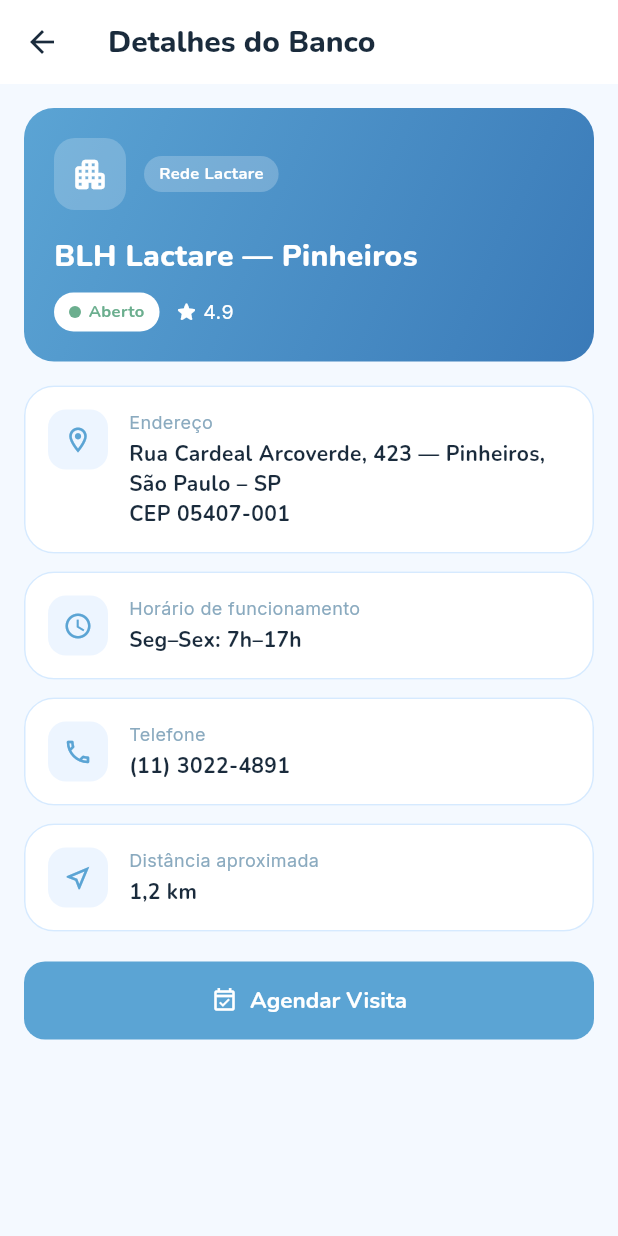
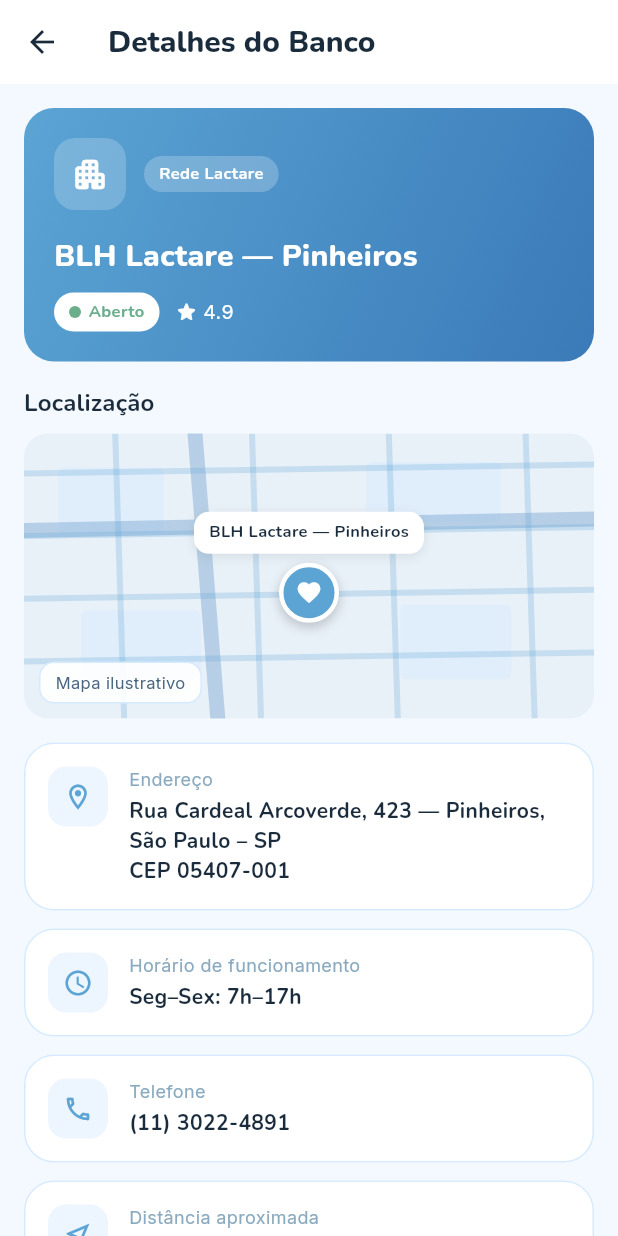
Before and after one commit to FredericoNakayama/NutriLink---Sprint-3-Flutter, a Flutter app: the BankDetailScreen screen opened directly with sample values from the repository, on a phone screen of 412 x 824 dp. Run offline on Flutter 3.47's test engine with Material 3 defaults, Android fonts, the phone set to English and light mode, and no system bars.

Commit message:
feat: mapa mockado e botao 'Ligar para agendar' no detalhe do banco
Adiciona url_launcher para abrir o discador (tel:) e um mapa ilustrativo
desenhado com CustomPainter (sem API).

Co-Authored-By: Claude Opus 4.8 <noreply@anthropic.com>

```diff
--- a/lib/screens/banks/bank_detail_screen.dart
+++ b/lib/screens/banks/bank_detail_screen.dart
@@ -1,21 +1,38 @@
 import 'package:flutter/material.dart';
+import 'package:url_launcher/url_launcher.dart';
 
 import '../../core/theme/app_colors.dart';
 import '../../models/milk_bank.dart';
 import '../../widgets/badges.dart';
+import '../../widgets/mock_map.dart';
 import '../../widgets/primary_button.dart';
-import '../appointment/appointment_form_screen.dart';
 
 /// Detalhes de um banco de leite, recebido por parâmetro a partir da listagem.
+///
+/// Inclui um mapa ilustrativo da localização e um botão que abre o discador do
+/// celular com o telefone do banco — o agendamento é feito por ligação, já que
+/// muitos bancos de leite do Brasil atendem apenas por telefone.
 class BankDetailScreen extends StatelessWidget {
   final MilkBank bank;
 
   const BankDetailScreen({super.key, required this.bank});
 
-  void _goToScheduling(BuildContext context) {
-    Navigator.of(context).push(
-      MaterialPageRoute(builder: (_) => AppointmentFormScreen(bank: bank)),
-    );
+  Future<void> _callBank(BuildContext context) async {
+    // Mantém apenas os dígitos para compor o esquema tel:.
+    final digits = bank.phone.replaceAll(RegExp(r'[^0-9]'), '');
+    final uri = Uri(scheme: 'tel', path: digits);
+
+    final launched = await launchUrl(uri, mode: LaunchMode.externalApplication);
+    if (!launched && context.mounted) {
+      ScaffoldMessenger.of(context)
+        ..hideCurrentSnackBar()
+        ..showSnackBar(
+          SnackBar(
+            content: Text('Não foi possível abrir o discador. Ligue para ${bank.phone}.'),
+            backgroundColor: AppColors.warning,
+          ),
+        );
+    }
   }
 
   @override
@@ -113,6 +130,13 @@ class BankDetailScreen extends StatelessWidget {
             ),
           ),
           const SizedBox(height: 16),
+
+          // Mapa ilustrativo da localização.
+          Text('Localização', style: Theme.of(context).textTheme.titleMedium),
+          const SizedBox(height: 8),
+          MockMapView(label: bank.name, accent: accent),
+          const SizedBox(height: 16),
+
           _InfoTile(
             icon: Icons.location_on_outlined,
             title: 'Endereço',
@@ -134,11 +158,35 @@ class BankDetailScreen extends StatelessWidget {
             value: bank.distance,
           ),
           const SizedBox(height: 8),
+
+          // O agendamento é feito por telefone (abre o discador do celular).
+          Container(
+            padding: const EdgeInsets.all(14),
+            margin: const EdgeInsets.only(bottom: 12),
+            decoration: BoxDecoration(
+              color: AppColors.surfaceTint,
+              borderRadius: BorderRadius.circular(16),
+              border: Border.all(color: AppColors.border),
+            ),
+            child: Row(
+              children: [
+                const Icon(Icons.info_outline, size: 18, color: AppColors.primaryDark),
+                const SizedBox(width: 10),
+                Expanded(
+                  child: Text(
+                    'O agendamento da visita é feito diretamente com o banco '
+                    'por telefone. Toque abaixo para ligar.',
+                    style: Theme.of(context).textTheme.bodySmall,
+                  ),
+                ),
+              ],
+            ),
+          ),
           PrimaryButton(
-            label: 'Agendar Visita',
-            icon: Icons.event_available_outlined,
+            label: 'Ligar para agendar',
+            icon: Icons.phone,
             color: accent,
-            onPressed: () => _goToScheduling(context),
+            onPressed: () => _callBank(context),
           ),
         ],
       ),
--- /dev/null
+++ b/lib/widgets/mock_map.dart
@@ -0,0 +1,162 @@
+import 'package:flutter/material.dart';
+
+import '../core/theme/app_colors.dart';
+
+/// Mapa ilustrativo (mockado) que posiciona o banco selecionado.
+///
+/// Não usa API de mapas: o traçado de ruas e quarteirões é desenhado com um
+/// [CustomPainter], e um pin marca a localização aproximada do banco.
+class MockMapView extends StatelessWidget {
+  final String label;
+  final Color accent;
+
+  const MockMapView({
+    super.key,
+    required this.label,
+    this.accent = AppColors.primary,
+  });
+
+  @override
+  Widget build(BuildContext context) {
+    return ClipRRect(
+      borderRadius: BorderRadius.circular(16),
+      child: Container(
+        height: 190,
+        color: const Color(0xFFE8F0F8),
+        child: Stack(
+          children: [
+            // Traçado de ruas e quarteirões.
+            Positioned.fill(
+              child: CustomPaint(painter: _StreetsPainter()),
+            ),
+
+            // Pin central com rótulo do banco.
+            Align(
+              alignment: const Alignment(0, -0.1),
+              child: Column(
+                mainAxisSize: MainAxisSize.min,
+                children: [
+                  Container(
+                    padding:
+                        const EdgeInsets.symmetric(horizontal: 10, vertical: 6),
+                    margin: const EdgeInsets.only(bottom: 6),
+                    decoration: BoxDecoration(
+                      color: Colors.white,
+                      borderRadius: BorderRadius.circular(10),
+                      boxShadow: [
+                        BoxShadow(
+                          color: Colors.black.withValues(alpha: 0.08),
+                          blurRadius: 6,
+                          offset: const Offset(0, 2),
+                        ),
+                      ],
+                    ),
+                    child: Text(
+                      label,
+                      style: const TextStyle(
+                        fontFamily: 'Nunito',
+                        fontWeight: FontWeight.w700,
+                        fontSize: 11,
+                        color: AppColors.textStrong,
+                      ),
+                    ),
+                  ),
+                  Container(
+                    height: 40,
+                    width: 40,
+                    decoration: BoxDecoration(
+                      color: accent,
+                      shape: BoxShape.circle,
+                      border: Border.all(color: Colors.white, width: 3),
+                      boxShadow: [
+                        BoxShadow(
+                          color: Colors.black.withValues(alpha: 0.2),
+                          blurRadius: 6,
+                          offset: const Offset(0, 3),
+                        ),
+                      ],
+                    ),
+                    child: const Icon(Icons.favorite, color: Colors.white, size: 18),
+                  ),
+                ],
+              ),
+            ),
+
+            // Legenda de mapa ilustrativo.
+            Positioned(
+              left: 10,
+              bottom: 10,
+              child: Container(
+                padding: const EdgeInsets.symmetric(horizontal: 10, vertical: 5),
+                decoration: BoxDecoration(
+                  color: Colors.white.withValues(alpha: 0.9),
+                  borderRadius: BorderRadius.circular(10),
+                  border: Border.all(color: AppColors.border),
+                ),
+                child: const Text(
+                  'Mapa ilustrativo',
+                  style: TextStyle(
+                    fontFamily: 'Inter',
+                    fontSize: 11,
+                    color: AppColors.textMuted,
+                  ),
+                ),
+              ),
+            ),
+          ],
+        ),
+      ),
+    );
+  }
+}
+
+class _StreetsPainter extends CustomPainter {
+  @override
+  void paint(Canvas canvas, Size size) {
+    final block = Paint()..color = const Color(0xFFD6EAFF).withValues(alpha: 0.45);
+    final wideStreet = Paint()
+      ..color = const Color(0xFF3A7AB8).withValues(alpha: 0.28)
+      ..strokeWidth = 10
+      ..strokeCap = StrokeCap.round;
+    final thinStreet = Paint()
+      ..color = const Color(0xFF5BA4D4).withValues(alpha: 0.25)
+      ..strokeWidth = 4;
+
+    // Quarteirões.
+    final blocks = [
+      Rect.fromLTWH(size.width * 0.06, size.height * 0.12, 70, 44),
+      Rect.fromLTWH(size.width * 0.60, size.height * 0.10, 90, 40),
+      Rect.fromLTWH(size.width * 0.10, size.height * 0.62, 80, 46),
+      Rect.fromLTWH(size.width * 0.66, size.height * 0.60, 74, 50),
+    ];
+    for (final r in blocks) {
+      canvas.drawRRect(
+        RRect.fromRectAndRadius(r, const Radius.circular(4)),
+        block,
+      );
+    }
+
+    // Avenidas largas (diagonais e horizontais).
+    canvas.drawLine(
+      Offset(0, size.height * 0.34),
+      Offset(size.width, size.height * 0.30),
+      wideStreet,
+    );
+    canvas.drawLine(
+      Offset(size.width * 0.30, 0),
+      Offset(size.width * 0.34, size.height),
+      wideStreet,
+    );
+
+    // Ruas finas em grade.
+    for (double y = size.height * 0.14; y < size.height; y += size.height * 0.22) {
+      canvas.drawLine(Offset(0, y), Offset(size.width, y - 6), thinStreet);
+    }
+    for (double x = size.width * 0.16; x < size.width; x += size.width * 0.24) {
+      canvas.drawLine(Offset(x, 0), Offset(x + 6, size.height), thinStreet);
+    }
+  }
+
+  @override
+  bool shouldRepaint(covariant CustomPainter oldDelegate) => false;
+}
--- a/pubspec.yaml
+++ b/pubspec.yaml
@@ -34,6 +34,9 @@ dependencies:
   # The following adds the Cupertino Icons font to your application.
   # Use with the CupertinoIcons class for iOS style icons.
   cupertino_icons: ^1.0.8
+
+  # Abre o discador do telefone com o número do banco selecionado.
+  url_launcher: ^6.3.1
 
 dev_dependencies:
   flutter_test:
```
Also changed, not shown: pubspec.lock, 6 other files.
